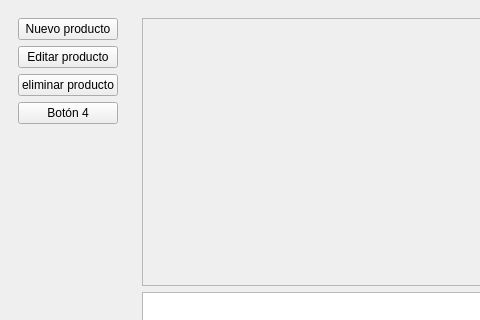
Before: the Qt Designer form app/ui/Vista.ui in Martinoxido/ProyectoCanape, drawn with Qt 5; both pictures show x 0 to 480 and y 0 to 320 of the 800 by 600 pixel window.
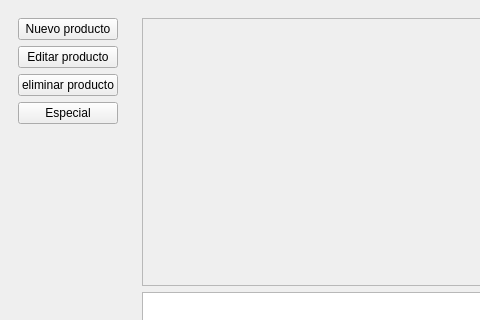
After: the same form once the commit is applied.

```diff
--- a/app/ui/Vista.ui
+++ b/app/ui/Vista.ui
@@ -42,7 +42,7 @@
        <item>
         <widget class="QPushButton" name="boton4">
          <property name="text">
-          <string>Botón 4</string>
+          <string>Especial</string>
          </property>
         </widget>
        </item>
```
